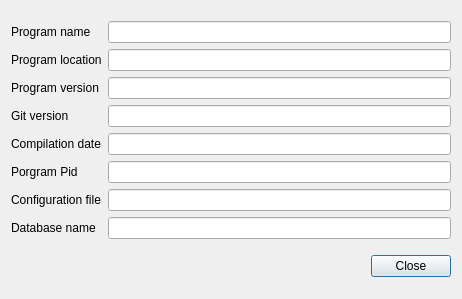
Old version of the form dialogsysteminfo.ui in the repository jpcima/chordv.
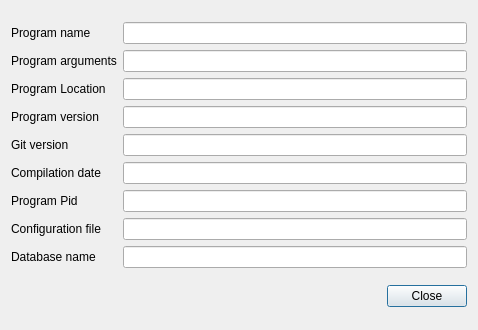
New version of the form.

Patch:
```diff
--- a/dialogsysteminfo.ui
+++ b/dialogsysteminfo.ui
@@ -6,8 +6,8 @@
    <rect>
     <x>0</x>
     <y>0</y>
-    <width>462</width>
-    <height>299</height>
+    <width>478</width>
+    <height>330</height>
    </rect>
   </property>
   <property name="windowTitle">
@@ -30,7 +30,14 @@
          <item>
           <widget class="QLabel" name="labelLocation">
            <property name="text">
-            <string>Program location</string>
+            <string>Program arguments</string>
+           </property>
+          </widget>
+         </item>
+         <item>
+          <widget class="QLabel" name="labelNameProgramArguments_2">
+           <property name="text">
+            <string>Program Location</string>
            </property>
           </widget>
          </item>
@@ -58,7 +65,7 @@
          <item>
           <widget class="QLabel" name="labelPid">
            <property name="text">
-            <string>Porgram Pid</string>
+            <string>Program Pid</string>
            </property>
           </widget>
          </item>
@@ -87,6 +94,13 @@
            </property>
           </widget>
          </item>
+         <item>
+          <widget class="QLineEdit" name="lineEditProgramArguments">
+           <property name="readOnly">
+            <bool>true</bool>
+           </property>
+          </widget>
+         </item>
          <item>
           <widget class="QLineEdit" name="lineEditLocation">
            <property name="readOnly">
```
Left out of the diff: 4 changed lines with no effect on the pictures.
